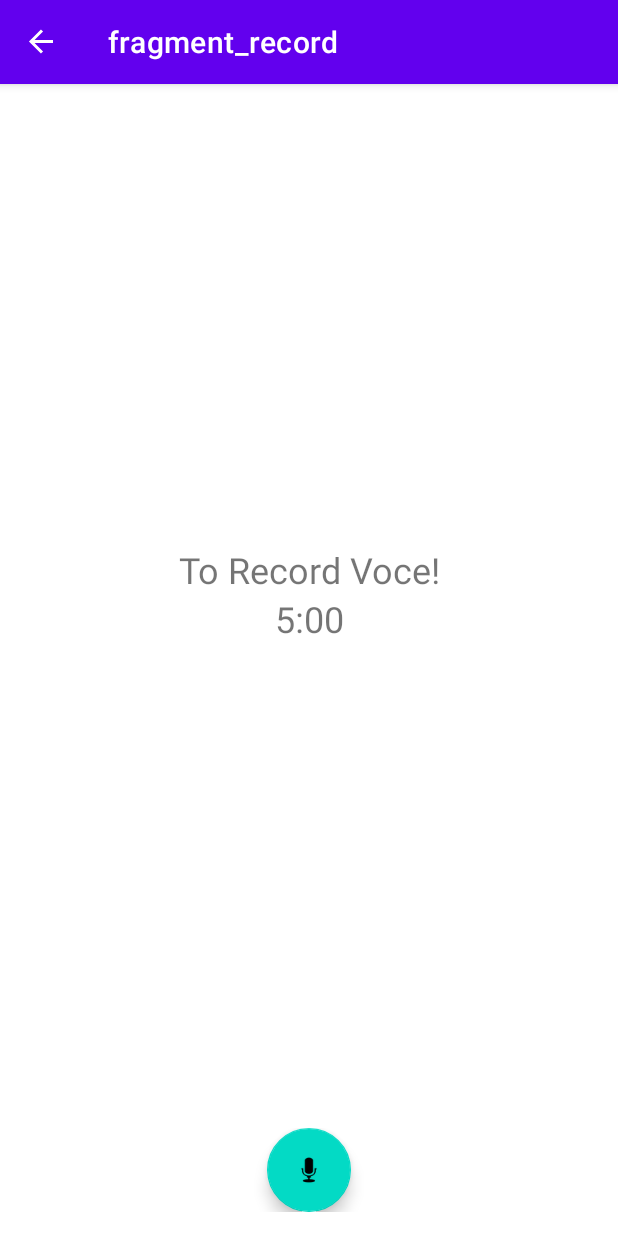
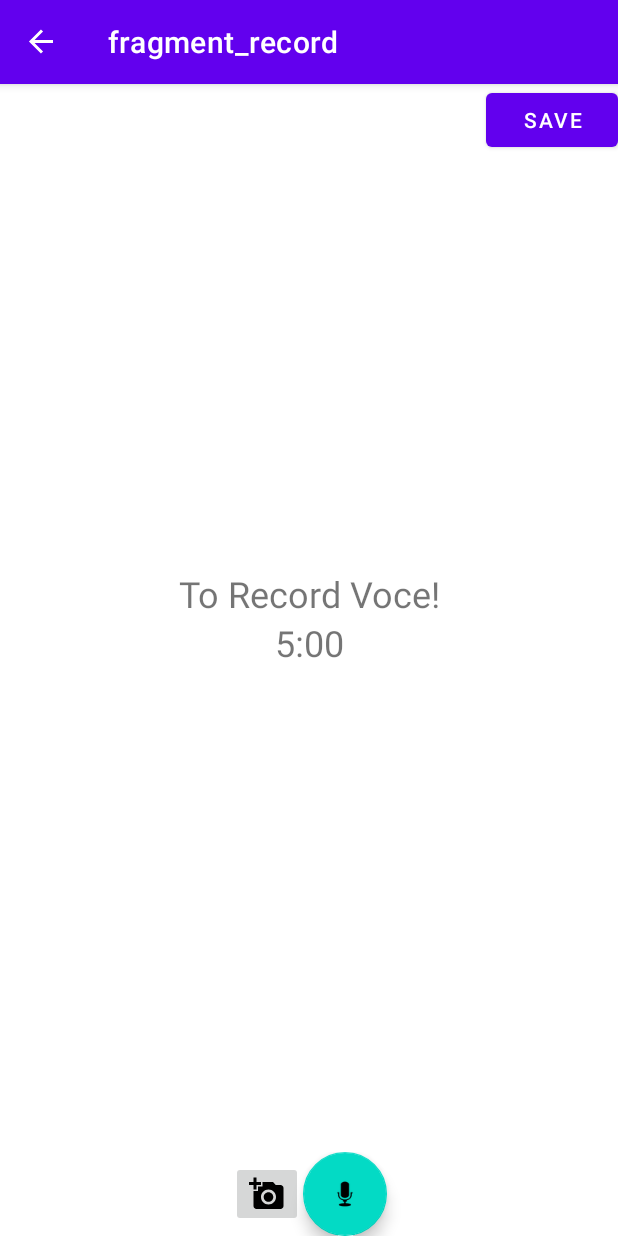
Before and after one commit to vadhub/LTale, an Android app: the RecordFragment screen opened through its navigation route, on a phone screen of 412 x 824 dp. Run offline under Robolectric (Android 15) with nearby library versions, the phone set to English and light mode, and no system bars; our stand-ins replace navigation-ui.

Commit message:
update post design record

```diff
--- a/app/src/main/java/com/vad/ltale/domain/RecordAudioHandle.kt
+++ b/app/src/main/java/com/vad/ltale/domain/RecordAudioHandle.kt
@@ -46,19 +46,12 @@ class RecordAudioHandle(
         }
     }
 
-    fun stopRecording(v: View?, actionButton: FloatingActionButton) {
+    fun stopRecording() {
         chunkTimer.cancelTimer()
         mediaRecorder?.stop()
         mediaRecorder?.release()
 
         val tempFile = File(output)
         viewModel.uploadAudio(tempFile)
-
-//        if (tempFile.exists()) {
-//            tempFile.delete()
-//        }
-
-        actionButton.isActivated = false
-        v?.findNavController()?.navigate(R.id.accountFragment)
     }
 }
--- a/app/src/main/java/com/vad/ltale/presentation/record/RecordFragment.kt
+++ b/app/src/main/java/com/vad/ltale/presentation/record/RecordFragment.kt
@@ -93,14 +93,8 @@ class RecordFragment : Fragment(), OnTouchListener, TimerHandler {
 
         when (event?.action) {
             MotionEvent.ACTION_DOWN -> recorder.startRecording()
-
-            MotionEvent.ACTION_UP -> recorder.stopRecording(v, actionButton) {
-
-            }
-
-            MotionEvent.ACTION_CANCEL -> recorder.stopRecording(v, actionButton) {
-
-            }
+            MotionEvent.ACTION_UP -> recorder.stopRecording()
+            MotionEvent.ACTION_CANCEL -> recorder.stopRecording()
         }
         return true
     }
--- /dev/null
+++ b/app/src/main/res/drawable/ic_baseline_add_a_photo_24.xml
@@ -0,0 +1,5 @@
+<vector android:height="24dp" android:tint="#000000"
+    android:viewportHeight="24" android:viewportWidth="24"
+    android:width="24dp" xmlns:android="http://schemas.android.com/apk/res/android">
+    <path android:fillColor="@android:color/white" android:pathData="M3,4V1h2v3h3v2H5v3H3V6H0V4H3zM6,10V7h3V4h7l1.83,2H21c1.1,0 2,0.9 2,2v12c0,1.1 -0.9,2 -2,2H5c-1.1,0 -2,-0.9 -2,-2V10H6zM13,19c2.76,0 5,-2.24 5,-5s-2.24,-5 -5,-5s-5,2.24 -5,5S10.24,19 13,19zM9.8,14c0,1.77 1.43,3.2 3.2,3.2s3.2,-1.43 3.2,-3.2s-1.43,-3.2 -3.2,-3.2S9.8,12.23 9.8,14z"/>
+</vector>
--- a/app/src/main/res/layout/fragment_record.xml
+++ b/app/src/main/res/layout/fragment_record.xml
@@ -1,47 +1,71 @@
 <?xml version="1.0" encoding="utf-8"?>
-<LinearLayout xmlns:android="http://schemas.android.com/apk/res/android"
+<androidx.constraintlayout.widget.ConstraintLayout xmlns:android="http://schemas.android.com/apk/res/android"
     xmlns:tools="http://schemas.android.com/tools"
     android:layout_width="match_parent"
     android:layout_height="match_parent"
-    android:orientation="vertical"
+    xmlns:app="http://schemas.android.com/apk/res-auto"
     tools:context=".presentation.record.RecordFragment">
 
+    <Button
+        android:id="@+id/saveButton"
+        android:layout_width="wrap_content"
+        android:layout_height="wrap_content"
+        app:layout_constraintTop_toTopOf="parent"
+        app:layout_constraintEnd_toEndOf="parent"
+        android:text="save"/>
+
     <LinearLayout
-        android:layout_weight="0.5"
-        android:padding="8dp"
-        android:gravity="center_vertical"
         android:layout_width="match_parent"
-        android:layout_height="0dp"
-        android:orientation="vertical">
+        android:layout_height="wrap_content"
+        android:orientation="vertical"
+        app:layout_constraintBottom_toTopOf="@+id/linearLayout"
+        app:layout_constraintTop_toTopOf="parent">
 
         <TextView
+            android:id="@+id/textView"
             android:layout_width="match_parent"
             android:layout_height="wrap_content"
+            android:text="To Record Voce!"
             android:textAlignment="center"
             android:textSize="24sp"
-            android:text="To Record Voce!"/>
+            app:layout_constraintBottom_toTopOf="@+id/timeLastTextView"
+            app:layout_constraintTop_toTopOf="parent" />
 
         <TextView
             android:id="@+id/timeLastTextView"
             android:layout_width="match_parent"
             android:layout_height="wrap_content"
+            android:text="5:00"
             android:textAlignment="center"
             android:textSize="24sp"
-            android:text="5:00"/>
+            app:layout_constraintBaseline_toBottomOf="@id/textView"
+            app:layout_constraintBottom_toTopOf="@+id/linearLayout" />
+
+        <ImageView
+            android:id="@+id/imageViewPostRecord"
+            android:layout_width="wrap_content"
+            android:layout_height="wrap_content"/>
 
     </LinearLayout>
 
     <LinearLayout
-        android:padding="16dp"
+        android:id="@+id/linearLayout"
         android:layout_width="match_parent"
-        android:gravity="bottom|center_horizontal"
-        android:layout_height="wrap_content">
+        android:layout_height="wrap_content"
+        android:gravity="center"
+        app:layout_constraintBottom_toBottomOf="parent">
+
+        <ImageButton
+            android:id="@+id/imageButtonChoose"
+            android:layout_width="wrap_content"
+            android:layout_height="wrap_content"
+            android:src="@drawable/ic_baseline_add_a_photo_24" />
 
         <com.google.android.material.floatingactionbutton.FloatingActionButton
             android:id="@+id/recordFloatingButton"
-            android:layout_width="match_parent"
-            android:layout_height="match_parent"
+            android:layout_width="wrap_content"
+            android:layout_height="wrap_content"
             android:src="@android:drawable/ic_btn_speak_now" />
     </LinearLayout>
 
-</LinearLayout>
+</androidx.constraintlayout.widget.ConstraintLayout>
```
